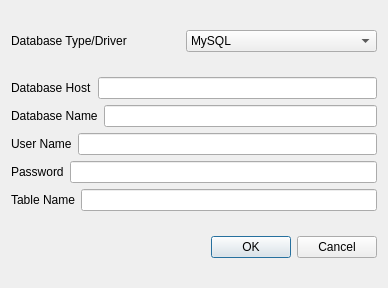
Before: the Qt Designer form dialog.ui in Zakhrov/WebPhonon, drawn with Qt 5.
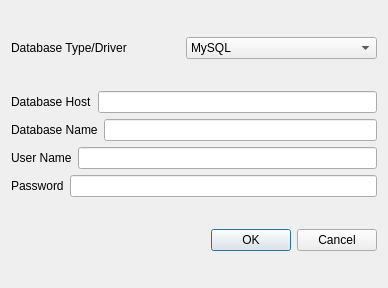
After: the same form once the commit is applied. Icons and pictures are not drawn.

What changed in the file:
```diff
--- a/dialog.ui
+++ b/dialog.ui
@@ -128,20 +128,6 @@
        </item>
       </layout>
      </item>
-     <item>
-      <layout class="QHBoxLayout" name="horizontalLayout_6">
-       <item>
-        <widget class="QLabel" name="label_5">
-         <property name="text">
-          <string>Table Name</string>
-         </property>
-        </widget>
-       </item>
-       <item>
-        <widget class="QLineEdit" name="lineEdit_5"/>
-       </item>
-      </layout>
-     </item>
     </layout>
    </item>
    <item row="2" column="1">
```
